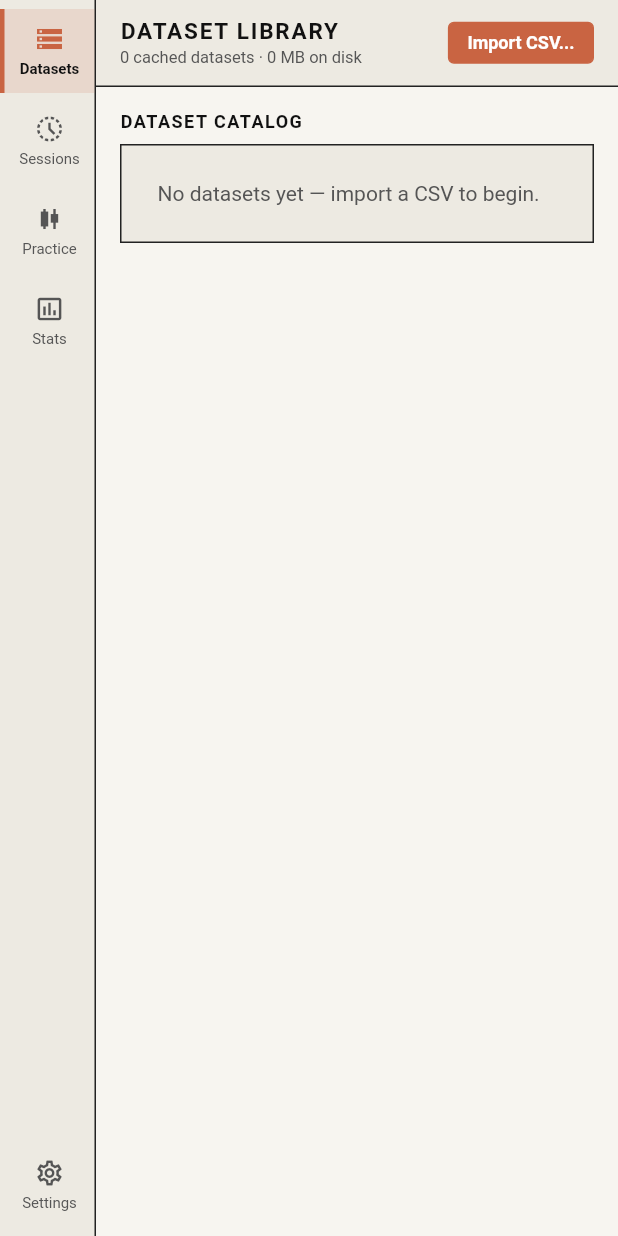
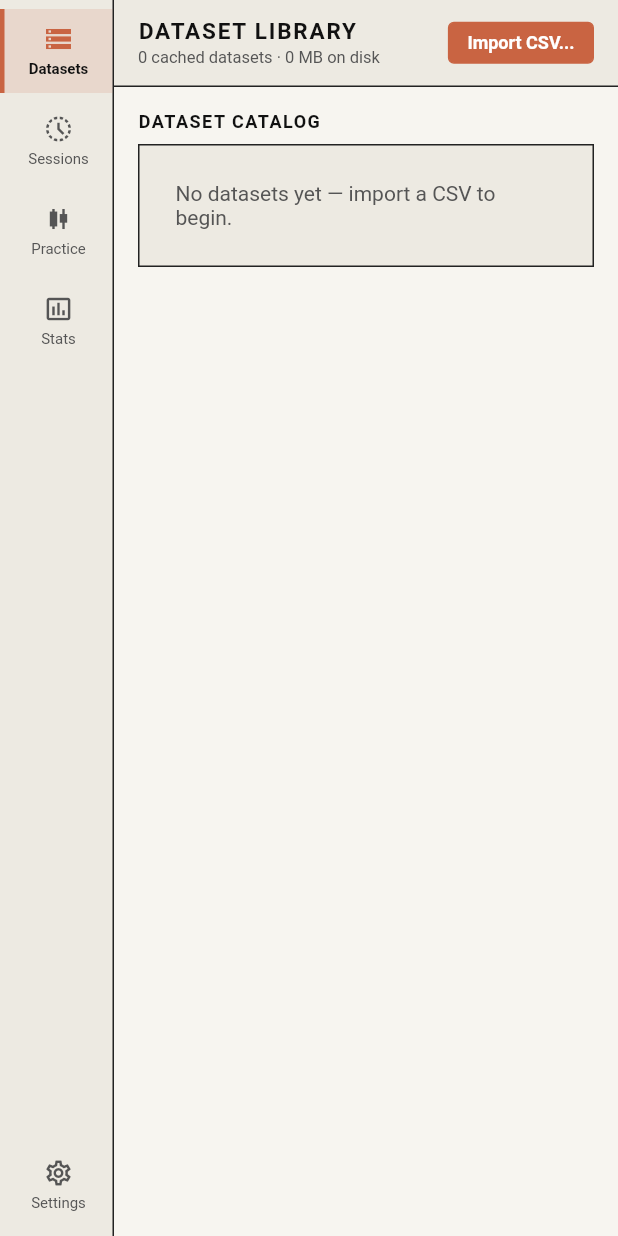
Before and after one commit to kurodamaria/trading_lab, a Flutter app: the screen it shows after launch, after a tap on "Datasets", on a phone screen of 412 x 824 dp. Run offline on Flutter 3.47's test engine with Material 3 defaults, Android fonts, the phone set to English and light mode, and no system bars; our stand-ins replace file_picker; Roboto replaces fonts that are missing (Georgia).

Commit message:
feat(theme): global text scaling via MediaQuery textScaler with single-source font scale

```diff
--- a/lib/core/theme/chart_theme.dart
+++ b/lib/core/theme/chart_theme.dart
@@ -130,6 +130,40 @@ class ChartTheme {
     );
   }
 
+  /// Builds the app-level [ThemeData] for this chart theme. Font families are
+  /// applied here, but font sizes are intentionally left untouched — global
+  /// scaling is handled once by `MediaQuery.textScaler` at the app root, which
+  /// prevents double-scaling of widget text.
+  ThemeData buildThemeData() {
+    final ThemeData base = ThemeData.light(useMaterial3: false);
+    final TextTheme tt = base.textTheme;
+    TextStyle? withFamily(TextStyle? style) =>
+        style?.copyWith(fontFamily: fontFamily);
+    return ThemeData(
+      brightness: Brightness.light,
+      useMaterial3: false,
+      scaffoldBackgroundColor: background,
+      fontFamily: fontFamily,
+      textTheme: tt.copyWith(
+        displayLarge: withFamily(tt.displayLarge),
+        displayMedium: withFamily(tt.displayMedium),
+        displaySmall: withFamily(tt.displaySmall),
+        headlineLarge: withFamily(tt.headlineLarge),
+        headlineMedium: withFamily(tt.headlineMedium),
+        headlineSmall: withFamily(tt.headlineSmall),
+        titleLarge: withFamily(tt.titleLarge),
+        titleMedium: withFamily(tt.titleMedium),
+        titleSmall: withFamily(tt.titleSmall),
+        bodyLarge: withFamily(tt.bodyLarge),
+        bodyMedium: withFamily(tt.bodyMedium),
+        bodySmall: withFamily(tt.bodySmall),
+        labelLarge: withFamily(tt.labelLarge),
+        labelMedium: withFamily(tt.labelMedium),
+        labelSmall: withFamily(tt.labelSmall),
+      ),
+    );
+  }
+
   static const ChartTheme nytNewsprint = ChartTheme(
     background: Color(0xFFF7F5F0),
     axisBackground: Color(0xFFEDEAE2),
--- a/lib/features/workstation/settings/settings_page.dart
+++ b/lib/features/workstation/settings/settings_page.dart
@@ -391,7 +391,7 @@ class _SettingsPageState extends State<SettingsPage> {
                     color: t.textPrimary,
                     fontFamily:
                         previewFamily.isEmpty ? t.fontFamily : previewFamily,
-                    fontSize: 14 * scale,
+                    fontSize: 14,
                   ),
                 ),
               ),
--- a/lib/main.dart
+++ b/lib/main.dart
@@ -26,16 +26,150 @@ import 'features/workstation/tiling/tiling_node.dart';
 import 'features/workstation/tiling/tiling_tree_view.dart';
 
 void main() {
-  runApp(
-    const MaterialApp(debugShowCheckedModeBanner: false, home: ChartScreen()),
-  );
+  runApp(const TradingLabApp());
+}
+
+// ============================================================================
+// APP ROOT: typography preferences + global text scaler
+// ============================================================================
+class TradingLabApp extends StatefulWidget {
+  const TradingLabApp({super.key});
+
+  @override
+  State<TradingLabApp> createState() => _TradingLabAppState();
+}
+
+class _TradingLabAppState extends State<TradingLabApp> {
+  String? _customFontFamily;
+  double _fontScale = 1.0;
+  File? _uiSettingsFile;
+
+  @override
+  void initState() {
+    super.initState();
+    _loadUiSettings();
+  }
+
+  Future<void> _loadUiSettings() async {
+    try {
+      final Directory support = await getApplicationSupportDirectory();
+      final File file =
+          File('${support.path}${Platform.pathSeparator}ui_settings.json');
+      _uiSettingsFile = file;
+      if (!await file.exists()) return;
+      final String raw = await file.readAsString();
+      if (raw.trim().isEmpty) return;
+      final dynamic decoded = jsonDecode(raw);
+      if (decoded is! Map) return;
+      final dynamic rawFamily = decoded['customFontFamily'];
+      final dynamic rawScale = decoded['fontScale'];
+      final String? family = rawFamily is String && rawFamily.trim().isNotEmpty
+          ? rawFamily.trim()
+          : null;
+      final double scale = rawScale is num
+          ? rawScale.toDouble().clamp(
+                ChartTheme.minFontScale,
+                ChartTheme.maxFontScale,
+              )
+          : 1.0;
+      if (!mounted) return;
+      setState(() {
+        _customFontFamily = family;
+        _fontScale = scale;
+      });
+    } catch (_) {
+      // Ignore malformed settings and keep defaults.
+    }
+  }
+
+  Future<void> _saveUiSettings() async {
+    final File? file = _uiSettingsFile;
+    if (file == null) return;
+    try {
+      await file.parent.create(recursive: true);
+      await file.writeAsString(
+        jsonEncode(<String, dynamic>{
+          'customFontFamily': _customFontFamily,
+          'fontScale': _fontScale,
+        }),
+      );
+    } catch (_) {
+      // Best-effort persistence.
+    }
+  }
+
+  void _onFontFamilyChanged(String? family) {
+    final String? normalized =
+        (family != null && family.trim().isNotEmpty) ? family.trim() : null;
+    setState(() => _customFontFamily = normalized);
+    _saveUiSettings();
+  }
+
+  void _onFontScaleChanged(double scale) {
+    setState(() {
+      _fontScale = scale.clamp(
+        ChartTheme.minFontScale,
+        ChartTheme.maxFontScale,
+      );
+    });
+    _saveUiSettings();
+  }
+
+  ChartTheme get _theme {
+    final ChartTheme base = ChartTheme.nytNewsprint;
+    final String? custom = _customFontFamily;
+    final String? family = (custom != null && custom.trim().isNotEmpty)
+        ? custom.trim()
+        : base.fontFamily;
+    return base.copyWith(fontFamily: family, fontScale: _fontScale);
+  }
+
+  @override
+  Widget build(BuildContext context) {
+    final ChartTheme theme = _theme;
+    final double scale = _fontScale.clamp(
+      ChartTheme.minFontScale,
+      ChartTheme.maxFontScale,
+    );
+    return MaterialApp(
+      debugShowCheckedModeBanner: false,
+      theme: theme.buildThemeData(),
+      builder: (BuildContext context, Widget? child) {
+        final MediaQueryData mq = MediaQuery.of(context);
+        return MediaQuery(
+          data: mq.copyWith(textScaler: TextScaler.linear(scale)),
+          child: child ?? const SizedBox.shrink(),
+        );
+      },
+      home: ChartScreen(
+        theme: theme,
+        customFontFamily: _customFontFamily,
+        fontScale: _fontScale,
+        onFontFamilyChanged: _onFontFamilyChanged,
+        onFontScaleChanged: _onFontScaleChanged,
+      ),
+    );
+  }
 }
 
 // ============================================================================
 // MULTI-PANE CHART WORKSTATION
 // ============================================================================
 class ChartScreen extends StatefulWidget {
-  const ChartScreen({super.key});
+  final ChartTheme theme;
+  final String? customFontFamily;
+  final double fontScale;
+  final ValueChanged<String?>? onFontFamilyChanged;
+  final ValueChanged<double>? onFontScaleChanged;
+
+  const ChartScreen({
+    super.key,
+    this.theme = ChartTheme.nytNewsprint,
+    this.customFontFamily,
+    this.fontScale = 1.0,
+    this.onFontFamilyChanged,
+    this.onFontScaleChanged,
+  });
 
   @override
   State<ChartScreen> createState() => _ChartScreenState();
@@ -44,13 +178,7 @@ class ChartScreen extends StatefulWidget {
 class _ChartScreenState extends State<ChartScreen> {
   static const Duration baseBarStep = Duration(minutes: 1);
 
-  ChartTheme get _theme {
-    final ChartTheme base = ChartTheme.nytNewsprint;
-    final String? custom = _customFontFamily;
-    final String? family =
-        (custom != null && custom.trim().isNotEmpty) ? custom.trim() : base.fontFamily;
-    return base.copyWith(fontFamily: family, fontScale: _fontScale);
-  }
+  ChartTheme get _theme => widget.theme;
 
   List<Candle>? _base1mCandles;
   ReplayEngine? _replayEngine;
@@ -63,11 +191,6 @@ class _ChartScreenState extends State<ChartScreen> {
   TradingSession? _parentSession;
   TradingSession? _latestResumableSession;
   Timer? _sessionSaveTimer;
-
-  // Typography settings (persisted to <support>/ui_settings.json).
-  String? _customFontFamily;
-  double _fontScale = 1.0;
-  File? _uiSettingsFile;
 
   Timeframe _replayCadence = Timeframe.m15;
   OrderSide? _pendingPlacementSide;
@@ -489,7 +612,6 @@ class _ChartScreenState extends State<ChartScreen> {
       final SessionStore sessionStore = SessionStore(sessionsDir);
       final List<TradingSession> sessions = await sessionStore.loadAll();
       final String? lastId = await sessionStore.loadLastActiveSessionId();
-      await _loadUiSettings(support);
 
       TradingSession? matched;
       if (lastId != null) {
@@ -518,72 +640,8 @@ class _ChartScreenState extends State<ChartScreen> {
   }
 
   // --------------------------------------------------------------------------
-  // UI PREFERENCES (typography)
+  // SESSION HELPERS
   // --------------------------------------------------------------------------
-  Future<void> _loadUiSettings(Directory support) async {
-    final File file =
-        File('${support.path}${Platform.pathSeparator}ui_settings.json');
-    _uiSettingsFile = file;
-    try {
-      if (!await file.exists()) return;
-      final String raw = await file.readAsString();
-      if (raw.trim().isEmpty) return;
-      final dynamic decoded = jsonDecode(raw);
-      if (decoded is! Map) return;
-      final dynamic rawFamily = decoded['customFontFamily'];
-      final dynamic rawScale = decoded['fontScale'];
-      final String? family = rawFamily is String && rawFamily.trim().isNotEmpty
-          ? rawFamily.trim()
-          : null;
-      final double scale = rawScale is num
-          ? rawScale.toDouble().clamp(
-                ChartTheme.minFontScale,
-                ChartTheme.maxFontScale,
-              )
-          : 1.0;
-      if (!mounted) return;
-      setState(() {
-        _customFontFamily = family;
-        _fontScale = scale;
-      });
-    } catch (_) {
-      // Ignore malformed settings and keep defaults.
-    }
-  }
-
-  Future<void> _saveUiSettings() async {
-    final File? file = _uiSettingsFile;
-    if (file == null) return;
-    try {
-      await file.parent.create(recursive: true);
-      await file.writeAsString(
-        jsonEncode(<String, dynamic>{
-          'customFontFamily': _customFontFamily,
-          'fontScale': _fontScale,
-        }),
-      );
-    } catch (_) {
-      // Best-effort persistence.
-    }
-  }
-
-  void _onFontFamilyChanged(String? family) {
-    final String? normalized =
-        (family != null && family.trim().isNotEmpty) ? family.trim() : null;
-    setState(() => _customFontFamily = normalized);
-    _saveUiSettings();
-  }
-
-  void _onFontScaleChanged(double scale) {
-    setState(() {
-      _fontScale = scale.clamp(
-        ChartTheme.minFontScale,
-        ChartTheme.maxFontScale,
-      );
-    });
-    _saveUiSettings();
-  }
-
   TradingSession? _mostRecent(List<TradingSession> sessions) {
     TradingSession? best;
     for (final TradingSession s in sessions) {
@@ -873,10 +931,10 @@ class _ChartScreenState extends State<ChartScreen> {
                   theme: t,
                   selected: _displayTimezone,
                   onChanged: (tz) => setState(() => _displayTimezone = tz),
-                  customFontFamily: _customFontFamily,
-                  fontScale: _fontScale,
-                  onFontFamilyChanged: _onFontFamilyChanged,
-                  onFontScaleChanged: _onFontScaleChanged,
+                  customFontFamily: widget.customFontFamily,
+                  fontScale: widget.fontScale,
+                  onFontFamilyChanged: widget.onFontFamilyChanged,
+                  onFontScaleChanged: widget.onFontScaleChanged,
                 ),
               ],
             ),
@@ -885,55 +943,15 @@ class _ChartScreenState extends State<ChartScreen> {
       ),
     );
 
-    return Theme(
-      data: _buildAppTheme(t),
-      child: Scaffold(
-        backgroundColor: t.background,
-        body: content,
-      ),
-    );
-  }
-
-  /// Applies the active [ChartTheme] typography to the Material text theme.
-  ThemeData _buildAppTheme(ChartTheme t) {
-    final ThemeData base = ThemeData.light(useMaterial3: false);
-    final TextTheme tt = base.textTheme;
-    TextStyle? scaled(TextStyle? style) {
-      if (style == null) return null;
-      return style.copyWith(
-        fontFamily: t.fontFamily,
-        fontSize: (style.fontSize ?? 14) * t.effectiveFontScale,
-      );
-    }
-
-    return ThemeData(
-      brightness: Brightness.light,
-      useMaterial3: false,
-      scaffoldBackgroundColor: t.background,
-      fontFamily: t.fontFamily,
-      textTheme: tt.copyWith(
-        displayLarge: scaled(tt.displayLarge),
-        displayMedium: scaled(tt.displayMedium),
-        displaySmall: scaled(tt.displaySmall),
-        headlineLarge: scaled(tt.headlineLarge),
-        headlineMedium: scaled(tt.headlineMedium),
-        headlineSmall: scaled(tt.headlineSmall),
-        titleLarge: scaled(tt.titleLarge),
-        titleMedium: scaled(tt.titleMedium),
-        titleSmall: scaled(tt.titleSmall),
-        bodyLarge: scaled(tt.bodyLarge),
-        bodyMedium: scaled(tt.bodyMedium),
-        bodySmall: scaled(tt.bodySmall),
-        labelLarge: scaled(tt.labelLarge),
-        labelMedium: scaled(tt.labelMedium),
-        labelSmall: scaled(tt.labelSmall),
-      ),
+    return Scaffold(
+      backgroundColor: t.background,
+      body: content,
     );
   }
 
   Widget _navRail(ChartTheme t) {
     return Container(
-      width: 64,
+      width: 76,
       decoration: BoxDecoration(
         color: t.axisBackground,
         border: Border(right: BorderSide(color: t.border, width: 1)),
@@ -1485,6 +1503,7 @@ class _NavRailItemState extends State<_NavRailItem> {
                 widget.label,
                 maxLines: 1,
                 softWrap: false,
+                overflow: TextOverflow.fade,
                 textAlign: TextAlign.center,
                 style: TextStyle(
                   color: active ? t.textPrimary : t.textSecondary,
```
Also changed, not shown: 1 other file.
